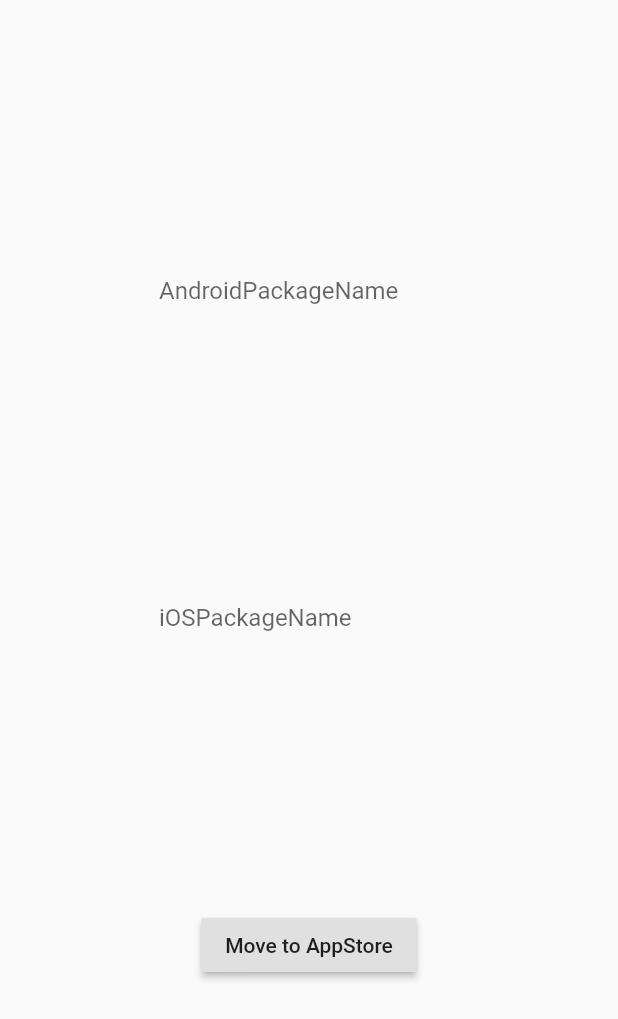
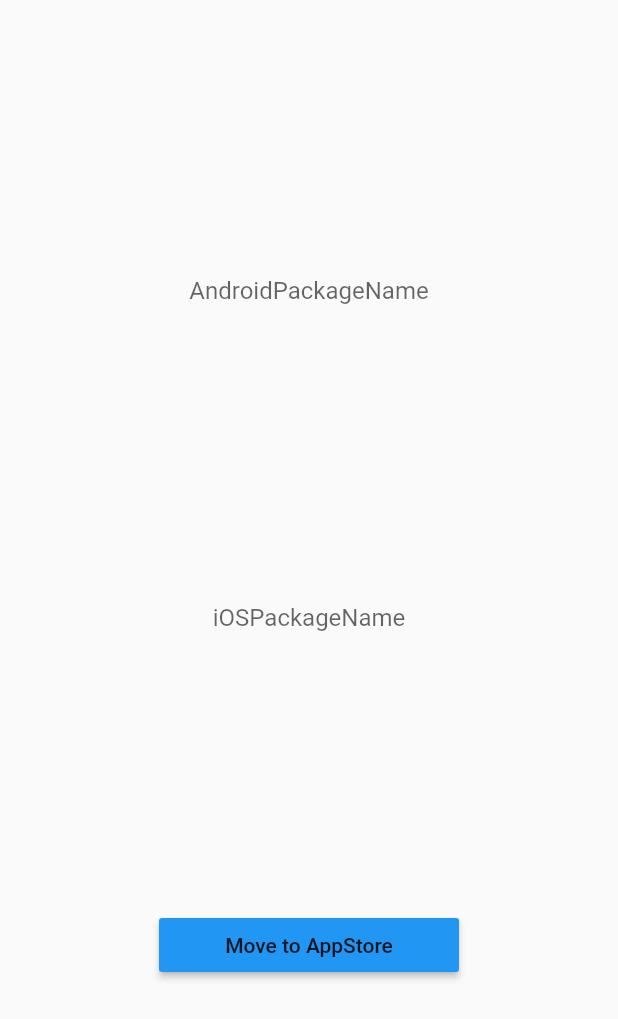
Before and after one commit to flutter-moum/flutter_open_appstore, a Flutter app: the screen it shows after launch, on a phone screen of 412 x 824 dp. Shown: the top 1019 px of the screen. Run offline on Flutter 3.47's test engine with Material 2 defaults, Android fonts, the phone set to English and light mode, and no system bars.

Commit message:
Update UI

```diff
--- a/example/lib/main.dart
+++ b/example/lib/main.dart
@@ -40,6 +40,7 @@ class _MyHomePageState extends State<MyHomePage> {
                           width: 200.0,
                           child: TextField(
                             controller: AndroidController,
+                            textAlign: TextAlign.center,
                             decoration: InputDecoration(
                                 border: InputBorder.none,
                                 hintText: 'AndroidPackageName'
@@ -50,19 +51,24 @@ class _MyHomePageState extends State<MyHomePage> {
                           width: 200.0,
                           child: TextField(
                             controller: iOSController,
+                            textAlign: TextAlign.center,
                             decoration: InputDecoration(
                                 border: InputBorder.none,
-                                hintText: 'iOSPackageName'
+                                hintText: 'iOSPackageName',
                             ),
                           )
                       ),
-                      RaisedButton(
-                          child: Text('Move to AppStore'),
-                          onPressed: () => OpenAppstore.launch(androidAppId: AndroidController.text, iOSAppId: iOSController.text)
+                      new Container(
+                        width: 200.0,
+                          child: RaisedButton(
+                              child: Text('Move to AppStore'),
+                              color: Colors.blue,
+                              onPressed: () => OpenAppstore.launch(androidAppId: AndroidController.text, iOSAppId: iOSController.text)
                       )
-                    ]
-                )
+                )]
             )
-        ));
+        )
+    )
+    );
   }
 }
```
